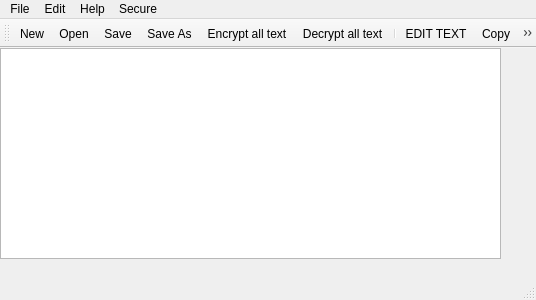
Old version of the form mainwindow.ui in the repository lutayev/SecureNote.
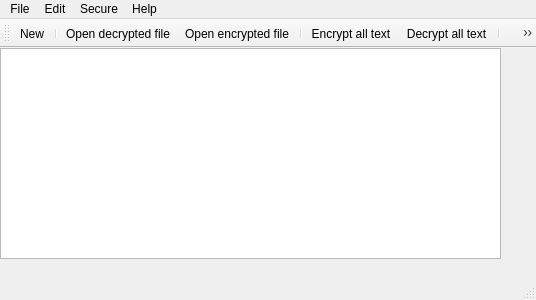
New version of the form. Icons and pictures are not drawn.

Diff of the .ui file:
```diff
--- a/mainwindow.ui
+++ b/mainwindow.ui
@@ -34,19 +34,23 @@
     <bool>false</bool>
    </attribute>
    <addaction name="actionNew"/>
-   <addaction name="actionOpen"/>
-   <addaction name="actionSave"/>
-   <addaction name="actionSave_as"/>
+   <addaction name="separator"/>
+   <addaction name="actionOpen_decrypted"/>
+   <addaction name="actionOpen_encrypted"/>
+   <addaction name="separator"/>
    <addaction name="actionEncrypt_all_text"/>
    <addaction name="actionDecrypt_all_text"/>
    <addaction name="separator"/>
-   <addaction name="actionEdit_text"/>
+   <addaction name="actionSave"/>
+   <addaction name="actionSave_as"/>
+   <addaction name="separator"/>
    <addaction name="actionCopy"/>
    <addaction name="actionCut"/>
    <addaction name="actionPaste"/>
    <addaction name="separator"/>
    <addaction name="actionUndo"/>
    <addaction name="actionRedo"/>
+   <addaction name="actionEdit_text"/>
   </widget>
   <widget class="QMenuBar" name="menuBar">
    <property name="geometry">
@@ -94,8 +98,8 @@
    </widget>
    <addaction name="menuFile"/>
    <addaction name="menuEdit"/>
-   <addaction name="menuAbout"/>
    <addaction name="menuSecure"/>
+   <addaction name="menuAbout"/>
   </widget>
   <action name="actionNew">
    <property name="icon">
@@ -212,12 +216,30 @@
   </action>
   <action name="actionEdit_text">
    <property name="text">
-    <string>EDIT TEXT</string>
+    <string>ENABLE EDIT</string>
    </property>
    <property name="toolTip">
     <string>Edit Text</string>
    </property>
   </action>
+  <action name="actionOpen_encrypted">
+   <property name="icon">
+    <iconset resource="appresources.qrc">
+     <normaloff>:/Images/png/Open_encrypted.png</normaloff>:/Images/png/Open_encrypted.png</iconset>
+   </property>
+   <property name="text">
+    <string>Open encrypted file</string>
+   </property>
+  </action>
+  <action name="actionOpen_decrypted">
+   <property name="icon">
+    <iconset resource="appresources.qrc">
+     <normaloff>:/Images/png/Open_decrypted.png</normaloff>:/Images/png/Open_decrypted.png</iconset>
+   </property>
+   <property name="text">
+    <string>Open decrypted file</string>
+   </property>
+  </action>
  </widget>
  <layoutdefault spacing="6" margin="11"/>
  <resources>
```
Left out of the diff: 2 changed lines with no effect on the pictures.
